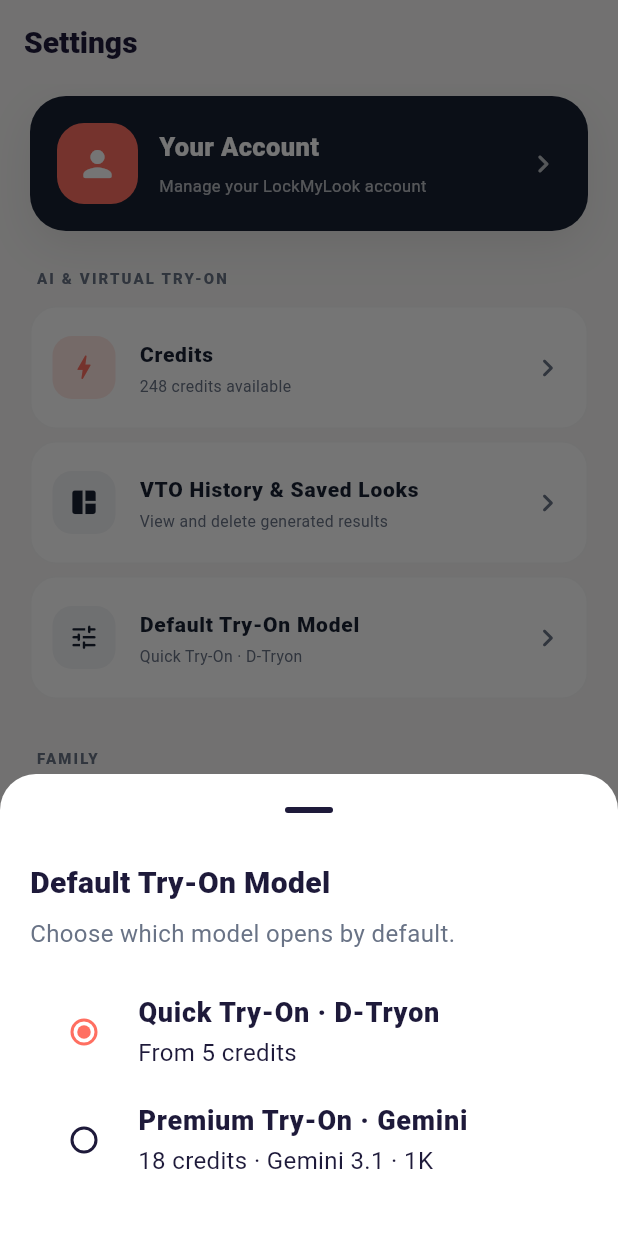
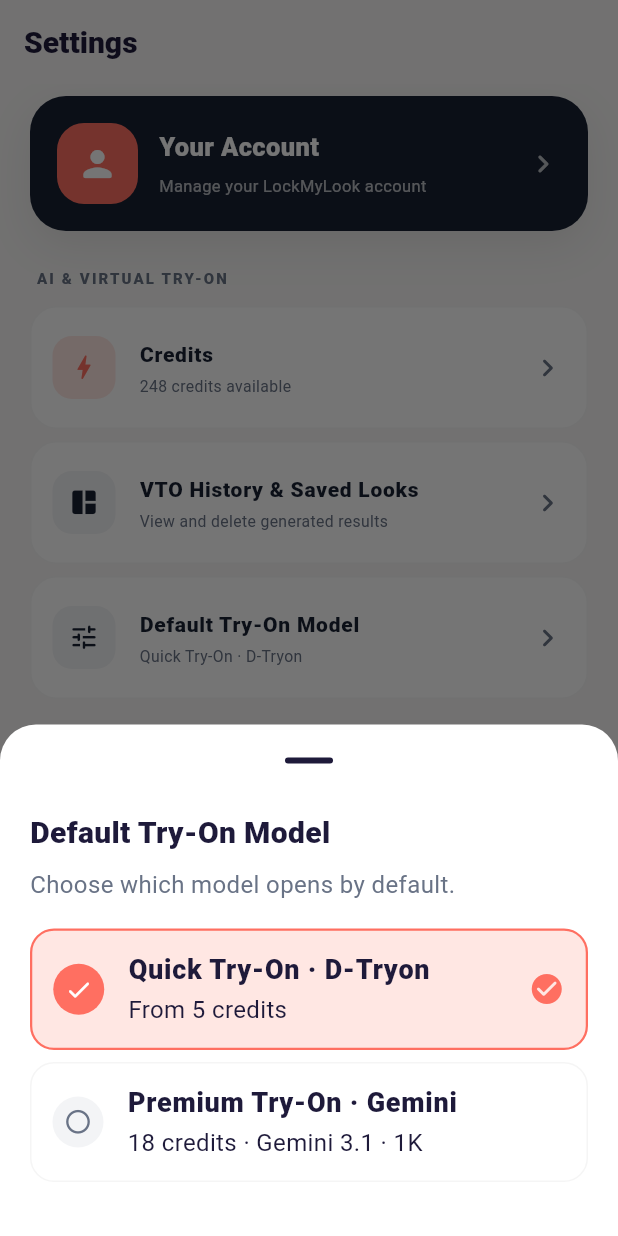
Before and after one commit to drj477/Lockmylook-app, a Flutter app: the SettingsScreen screen opened by its route, after a tap on "Default Try-On Model", on a phone screen of 412 x 824 dp. Run offline on Flutter 3.47's test engine with Material 3 defaults, Android fonts, the phone set to English and light mode, and no system bars; our stand-ins replace dio, flutter_riverpod, flutter_secure_storage, go_router, google_fonts, image_picker and 1 more; accounts and stored records are empty.

Commit message:
fix(settings): remove deprecated radio APIs

```diff
--- a/mobile/lib/features/settings/presentation/screens/settings_screen.dart
+++ b/mobile/lib/features/settings/presentation/screens/settings_screen.dart
@@ -243,32 +243,82 @@
     showModalBottomSheet<void>(
       context: context,
       showDragHandle: true,
-      builder: (context) => StatefulBuilder(
-        builder: (context, setSheetState) => Padding(
+      builder: (context) => Padding(
         padding: const EdgeInsets.fromLTRB(20, 8, 20, 28),
         child: Column(
           mainAxisSize: MainAxisSize.min,
           children: [
-              const Align(alignment: Alignment.centerLeft, child: Text('Default Try-On Model', style: TextStyle(fontSize: 20, fontWeight: FontWeight.w900))),
+            const Align(
+              alignment: Alignment.centerLeft,
+              child: Text(
+                'Default Try-On Model',
+                style: TextStyle(fontSize: 20, fontWeight: FontWeight.w900),
+              ),
+            ),
             const SizedBox(height: 6),
-              const Align(alignment: Alignment.centerLeft, child: Text('Choose which model opens by default.', style: TextStyle(color: LockMyLookUi.muted))),
+            const Align(
+              alignment: Alignment.centerLeft,
+              child: Text(
+                'Choose which model opens by default.',
+                style: TextStyle(color: LockMyLookUi.muted),
+              ),
+            ),
             const SizedBox(height: 16),
-              for (final model in [VirtualTryOnModel.dTryon, VirtualTryOnModel.gemini])
-                RadioListTile<VirtualTryOnModel>(
-                  value: model,
-                  groupValue: _defaultModel,
-                  onChanged: (value) {
-                    if (value == null) return;
-                    setSheetState(() => _defaultModel = value);
-                    setState(() => _defaultModel = value);
-                  },
-                  title: Text(_modelLabel(model), style: const TextStyle(fontWeight: FontWeight.w800)),
-                  subtitle: Text(model == VirtualTryOnModel.dTryon ? 'From 5 credits' : '18 credits · Gemini 3.1 · 1K'),
-                  activeColor: LockMyLookUi.coral,
-                ),
+            for (final model in [
+              VirtualTryOnModel.dTryon,
+              VirtualTryOnModel.gemini,
+            ])
+              _modelOption(model),
           ],
         ),
       ),
+    );
+  }
+
+  Widget _modelOption(VirtualTryOnModel model) {
+    final selected = _defaultModel == model;
+
+    return Container(
+      margin: const EdgeInsets.only(bottom: 8),
+      decoration: BoxDecoration(
+        color: selected ? LockMyLookUi.coralSoft : Colors.white,
+        borderRadius: BorderRadius.circular(16),
+        border: Border.all(
+          color: selected ? LockMyLookUi.coral : Colors.black.withAlpha(10),
+          width: selected ? 1.5 : 1,
+        ),
+      ),
+      child: ListTile(
+        onTap: () {
+          setState(() => _defaultModel = model);
+          Navigator.pop(context);
+        },
+        contentPadding: const EdgeInsets.symmetric(horizontal: 14, vertical: 3),
+        leading: Container(
+          width: 34,
+          height: 34,
+          decoration: BoxDecoration(
+            shape: BoxShape.circle,
+            color: selected ? LockMyLookUi.coral : const Color(0xFFF3F4F6),
+          ),
+          child: Icon(
+            selected ? Icons.check_rounded : Icons.radio_button_unchecked_rounded,
+            color: selected ? Colors.white : LockMyLookUi.muted,
+            size: 19,
+          ),
+        ),
+        title: Text(
+          _modelLabel(model),
+          style: const TextStyle(fontWeight: FontWeight.w800),
+        ),
+        subtitle: Text(
+          model == VirtualTryOnModel.dTryon
+              ? 'From 5 credits'
+              : '18 credits · Gemini 3.1 · 1K',
+        ),
+        trailing: selected
+            ? const Icon(Icons.check_circle_rounded, color: LockMyLookUi.coral)
+            : null,
       ),
     );
   }
@@ -294,7 +344,17 @@
             _creditRow('Gemini 3.1 Flash Image · 1K', '18 credits'),
             _creditRow('Cached result', '1 credit'),
             const SizedBox(height: 16),
-            SizedBox(width: double.infinity, child: FilledButton.icon(onPressed: () => _showInfo('Buy Credits', 'Payment packages will be connected when billing is enabled.'), icon: const Icon(Icons.add_rounded), label: const Text('Buy Credits'))),
+            SizedBox(
+              width: double.infinity,
+              child: FilledButton.icon(
+                onPressed: () => _showInfo(
+                  'Buy Credits',
+                  'Payment packages will be connected when billing is enabled.',
+                ),
+                icon: const Icon(Icons.add_rounded),
+                label: const Text('Buy Credits'),
+              ),
+            ),
           ],
         ),
       ),
@@ -303,17 +363,42 @@
 
   Widget _creditRow(String name, String cost) => Padding(
         padding: const EdgeInsets.symmetric(vertical: 7),
-        child: Row(children: [Expanded(child: Text(name, style: const TextStyle(fontWeight: FontWeight.w700))), Text(cost, style: const TextStyle(fontWeight: FontWeight.w900, color: LockMyLookUi.coral))]),
+        child: Row(
+          children: [
+            Expanded(
+              child: Text(name, style: const TextStyle(fontWeight: FontWeight.w700)),
+            ),
+            Text(
+              cost,
+              style: const TextStyle(
+                fontWeight: FontWeight.w900,
+                color: LockMyLookUi.coral,
+              ),
+            ),
+          ],
+        ),
       );
 
-  void _showPrivacy() => _showInfo('Privacy & Data', 'Your wardrobe, profiles and generated looks are stored under your account. Data controls will be connected to the account API.');
+  void _showPrivacy() => _showInfo(
+        'Privacy & Data',
+        'Your wardrobe, profiles and generated looks are stored under your account. Data controls will be connected to the account API.',
+      );
 
   void _showSignOut() => showDialog<void>(
         context: context,
         builder: (context) => AlertDialog(
           title: const Text('Sign out?'),
           content: const Text('You will need to sign in again on this device.'),
-          actions: [TextButton(onPressed: () => Navigator.pop(context), child: const Text('Cancel')), FilledButton(onPressed: () => Navigator.pop(context), child: const Text('Sign Out'))],
+          actions: [
+            TextButton(
+              onPressed: () => Navigator.pop(context),
+              child: const Text('Cancel'),
+            ),
+            FilledButton(
+              onPressed: () => Navigator.pop(context),
+              child: const Text('Sign Out'),
+            ),
+          ],
         ),
       );
 
@@ -321,8 +406,22 @@
         context: context,
         builder: (context) => AlertDialog(
           title: const Text('Delete Account?'),
-          content: const Text('This will permanently delete your account, profiles, wardrobe, generated looks and account data. This action cannot be undone.'),
-          actions: [TextButton(onPressed: () => Navigator.pop(context), child: const Text('Cancel')), TextButton(onPressed: () => Navigator.pop(context), child: const Text('Delete Permanently', style: TextStyle(color: Colors.red, fontWeight: FontWeight.w800)))],
+          content: const Text(
+            'This will permanently delete your account, profiles, wardrobe, generated looks and account data. This action cannot be undone.',
+          ),
+          actions: [
+            TextButton(
+              onPressed: () => Navigator.pop(context),
+              child: const Text('Cancel'),
+            ),
+            TextButton(
+              onPressed: () => Navigator.pop(context),
+              child: const Text(
+                'Delete Permanently',
+                style: TextStyle(color: Colors.red, fontWeight: FontWeight.w800),
+              ),
+            ),
+          ],
         ),
       );
 
@@ -331,7 +430,12 @@
         builder: (context) => AlertDialog(
           title: Text(title),
           content: Text(message),
-          actions: [TextButton(onPressed: () => Navigator.pop(context), child: const Text('Close'))],
+          actions: [
+            TextButton(
+              onPressed: () => Navigator.pop(context),
+              child: const Text('Close'),
+            ),
+          ],
         ),
       );
 }
```
Lines whose indentation alone changed are shown as unchanged.
